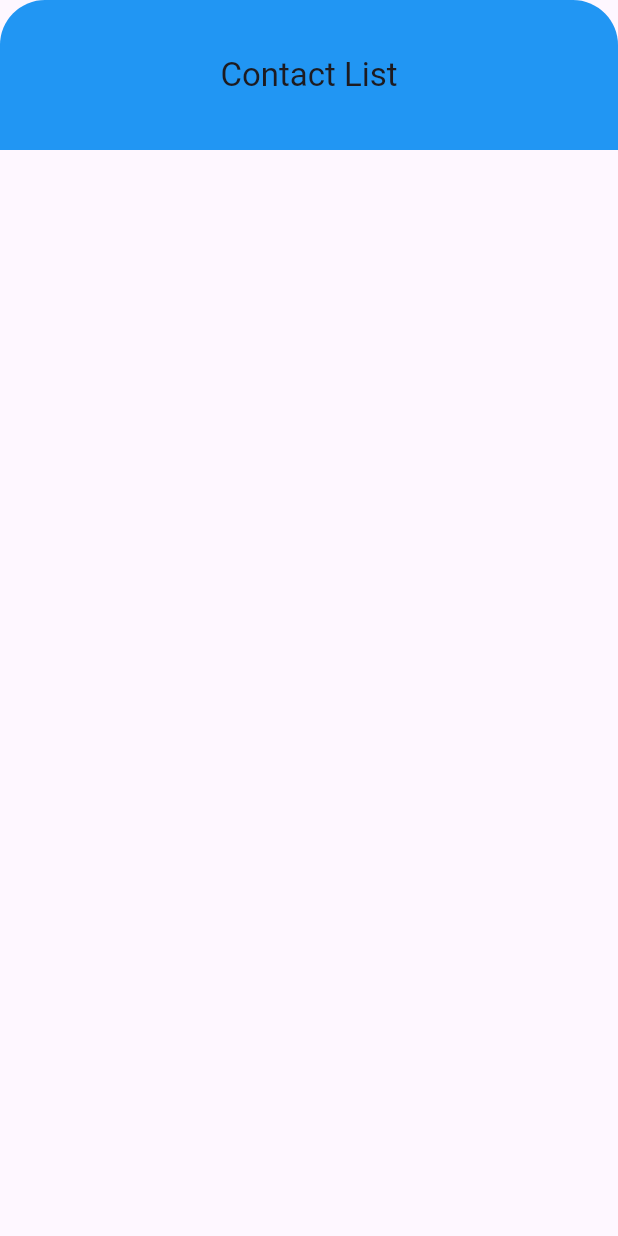
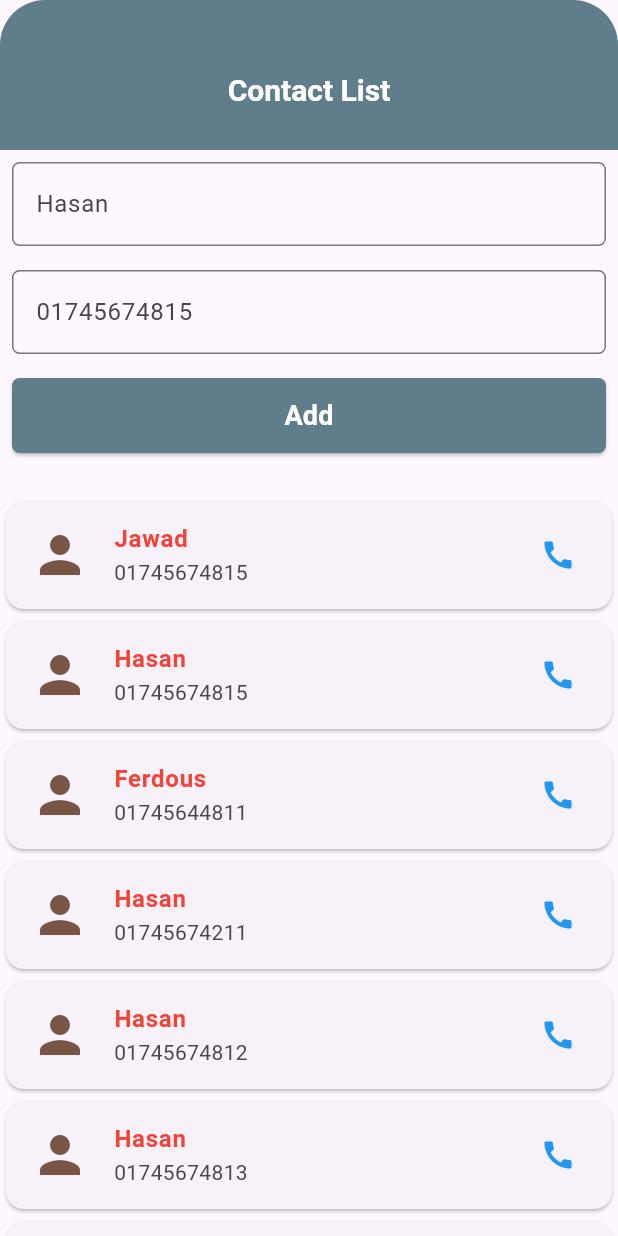
Before and after one commit to Fahim-Mahtab/Ostad_Live_Exam, a Flutter app: the screen it shows after launch, on a phone screen of 412 x 824 dp. Run offline on Flutter 3.47's test engine with Material 3 defaults, Android fonts, the light colour scheme and no system bars.

Commit message:
All done

```diff
--- a/lib/app.dart
+++ b/lib/app.dart
@@ -6,9 +6,6 @@ class MyApp extends StatelessWidget {
 
   @override
   Widget build(BuildContext context) {
-    return MaterialApp(
-      debugShowCheckedModeBanner: false,
-      home: HomePage(),
-    );
+    return MaterialApp(debugShowCheckedModeBanner: false, home: HomePage());
   }
 }
--- /dev/null
+++ b/lib/components/my_card.dart
@@ -0,0 +1,23 @@
+import 'package:flutter/material.dart';
+
+class MyCard extends StatelessWidget {
+  final String name;
+  final String phoneNumber;
+
+  const MyCard({super.key, required this.name, required this.phoneNumber});
+
+  @override
+  Widget build(BuildContext context) {
+    return Card(
+      child: ListTile(
+        leading: Icon(Icons.person, color: Colors.brown, size: 40),
+        title: Text(
+          name,
+          style: TextStyle(color: Colors.red, fontWeight: FontWeight.bold),
+        ),
+        subtitle: Text(phoneNumber),
+        trailing: Icon(Icons.call, color: Colors.blue),
+      ),
+    );
+  }
+}
--- /dev/null
+++ b/lib/components/my_text_formfield.dart
@@ -0,0 +1,16 @@
+import 'package:flutter/material.dart';
+
+class MyTextFormField extends StatelessWidget {
+  final String hintText;
+  const MyTextFormField({super.key, required this.hintText});
+
+  @override
+  Widget build(BuildContext context) {
+    return TextFormField(
+      decoration: InputDecoration(
+        hintText: hintText,
+        border: OutlineInputBorder(borderRadius: BorderRadius.circular(5)),
+      ),
+    );
+  }
+}
--- a/lib/pages/home_page.dart
+++ b/lib/pages/home_page.dart
@@ -1,4 +1,7 @@
 import 'package:flutter/material.dart';
+
+import '../components/my_card.dart';
+import '../components/my_text_formfield.dart';
 
 class HomePage extends StatelessWidget {
   const HomePage({super.key});
@@ -8,15 +11,79 @@ class HomePage extends StatelessWidget {
     return SafeArea(
       child: Scaffold(
         appBar: AppBar(
-          title: Text("Contact List"),
+          title: Padding(
+            padding: const EdgeInsets.only(top: 20),
+            child: Text(
+              "Contact List",
+              style: TextStyle(
+                color: Colors.white,
+                fontWeight: FontWeight.bold,
+                fontSize: 20,
+              ),
+            ),
+          ),
           toolbarHeight: 100,
           centerTitle: true,
-          backgroundColor: Colors.blue,
+          backgroundColor: Colors.blueGrey[500],
           shape: RoundedRectangleBorder(
             borderRadius: BorderRadius.vertical(top: Radius.circular(30)),
           ),
         ),
-        body: Column(),
+        body: SingleChildScrollView(
+          scrollDirection: Axis.vertical,
+          child: Column(
+            children: [
+              Padding(
+                padding: const EdgeInsets.all(8.0),
+                child: MyTextFormField(hintText: 'Hasan'),
+              ),
+              Padding(
+                padding: const EdgeInsets.all(8.0),
+                child: MyTextFormField(hintText: '01745674815'),
+              ),
+              Padding(
+                padding: const EdgeInsets.all(8.0),
+                child: SizedBox(
+                  width: double.infinity,
+                  height: 50,
+                  child: ElevatedButton(
+                    style: ElevatedButton.styleFrom(
+                      backgroundColor: Colors.blueGrey[500],
+                      shape: RoundedRectangleBorder(
+                        borderRadius: BorderRadius.circular(5),
+                      ),
+                    ),
+                    onPressed: () {},
+                    child: Text(
+                      "Add",
+                      style: TextStyle(
+                        color: Colors.white,
+                        fontWeight: FontWeight.bold,
+                        fontSize: 18,
+                      ),
+                    ),
+                  ),
+                ),
+              ),
+              SizedBox(height: 20),
+              ListView(
+                physics: NeverScrollableScrollPhysics(),
+                shrinkWrap: true,
+                children: [
+                  MyCard(name: 'Jawad', phoneNumber: '01745674815'),
+                  MyCard(name: 'Hasan', phoneNumber: '01745674815'),
+                  MyCard(name: 'Ferdous', phoneNumber: '01745644811'),
+                  MyCard(name: 'Hasan', phoneNumber: '01745674211'),
+                  MyCard(name: 'Hasan', phoneNumber: '01745674812'),
+                  MyCard(name: 'Hasan', phoneNumber: '01745674813'),
+                  MyCard(name: 'Fahim', phoneNumber: '01745674814'),
+                  MyCard(name: 'Mahtab', phoneNumber: '01745674814'),
+                  MyCard(name: 'Ifty', phoneNumber: '01745674811'),
+                ],
+              ),
+            ],
+          ),
+        ),
       ),
     );
   }
```
